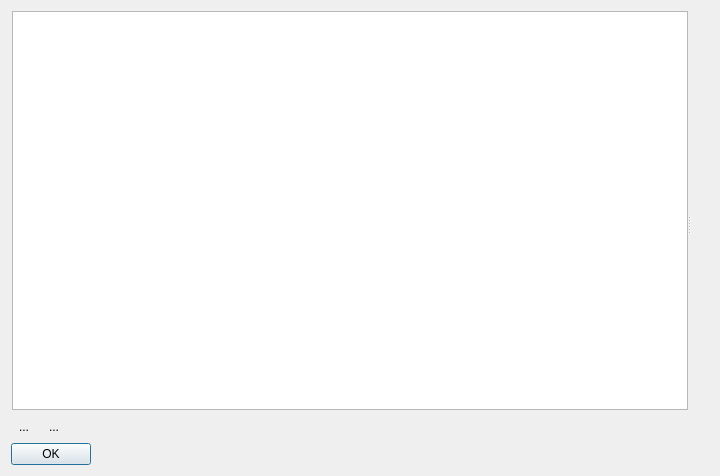
Before: the Qt Designer form src/bookmediaeditor.ui in boussouira/moltaqa, drawn with Qt 5.
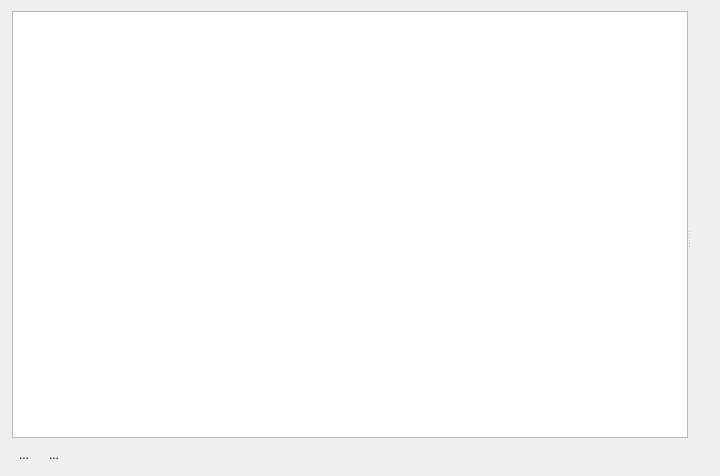
After: the same form once the commit is applied. Icons and pictures are not drawn.

Commit message: Remove a button from BookMediaEditor

What changed in the file:
```diff
--- a/src/bookmediaeditor.ui
+++ b/src/bookmediaeditor.ui
@@ -106,13 +106,6 @@
      </widget>
     </widget>
    </item>
-   <item>
-    <widget class="QDialogButtonBox" name="buttonBox">
-     <property name="standardButtons">
-      <set>QDialogButtonBox::Ok</set>
-     </property>
-    </widget>
-   </item>
   </layout>
  </widget>
  <resources>
```
The commit also changes 1 other file.
